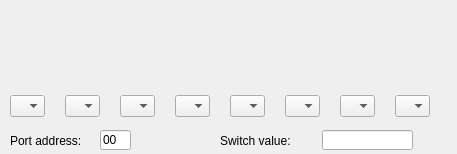
AbyssAbbeba/MDS-picoblaze-AVR-ide, file IDE/GUI/widgets/Tools/SimSwitch/simswitch.ui: the form before one commit.
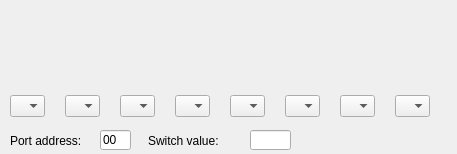
The form after the commit.

```diff
--- a/IDE/GUI/widgets/Tools/SimSwitch/simswitch.ui
+++ b/IDE/GUI/widgets/Tools/SimSwitch/simswitch.ui
@@ -45,9 +45,9 @@
   <widget class="QLineEdit" name="Vystup">
    <property name="geometry">
     <rect>
-     <x>322</x>
+     <x>250</x>
      <y>130</y>
-     <width>91</width>
+     <width>41</width>
      <height>20</height>
     </rect>
    </property>
@@ -55,7 +55,7 @@
   <widget class="QLabel" name="label_4">
    <property name="geometry">
     <rect>
-     <x>220</x>
+     <x>148</x>
      <y>130</y>
      <width>91</width>
      <height>21</height>
```
